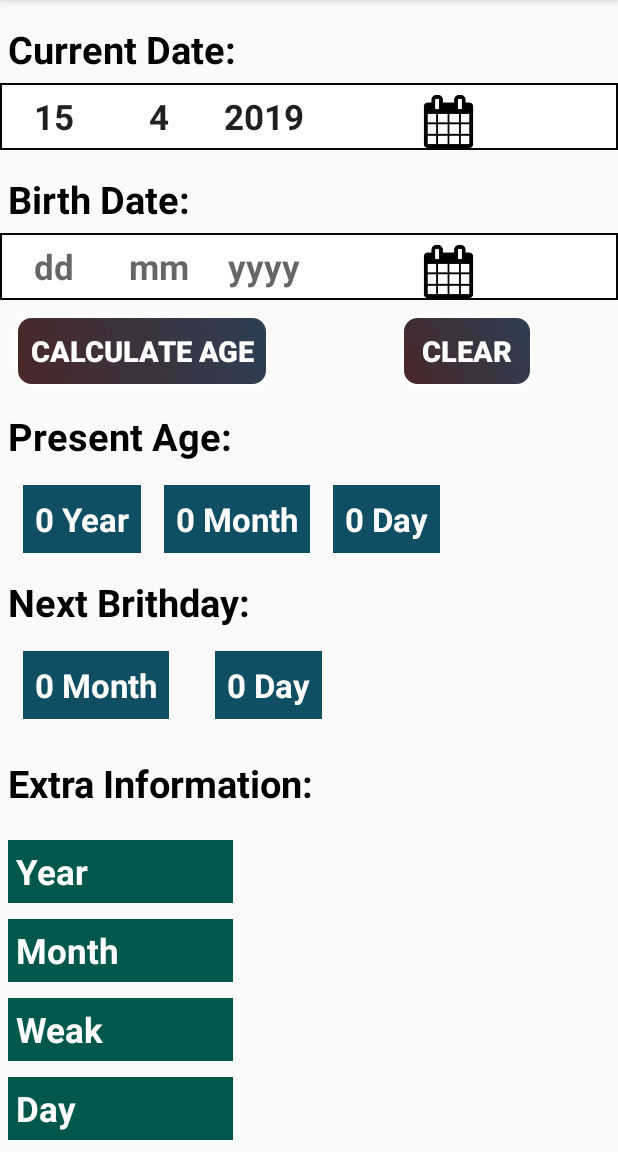
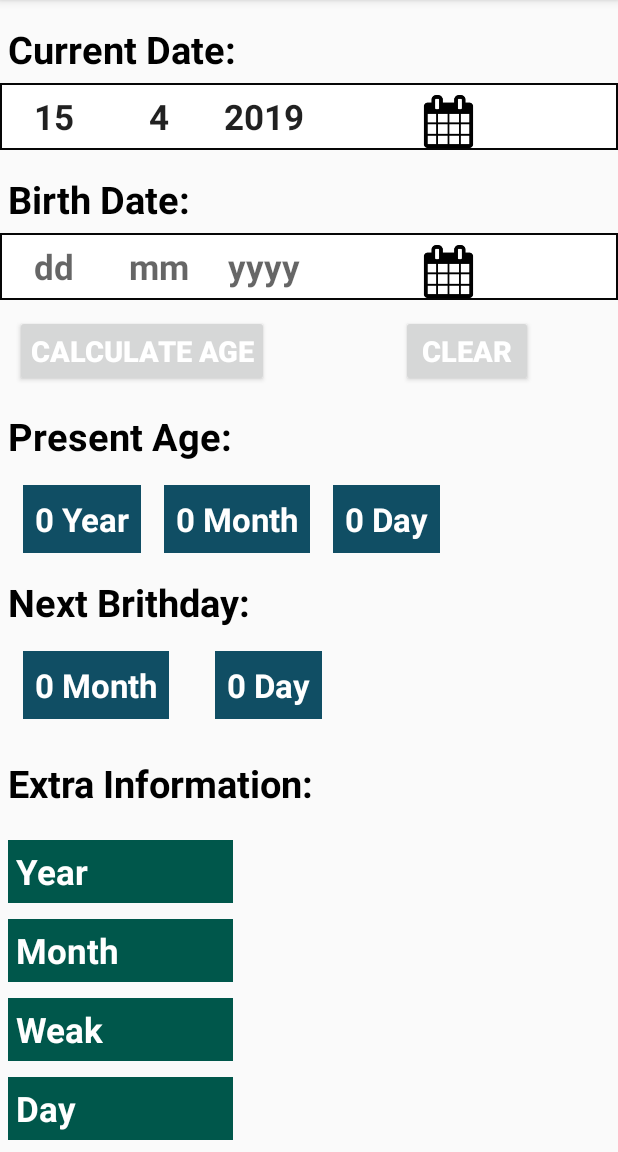
Before and after one commit to Rifatalmamun/AgeCalculator, an Android app: the screen it shows after launch (MainActivity), on a phone screen of 412 x 824 dp, the part 84-1236 px from its top. Run offline under Robolectric (Android 15) with nearby library versions, the phone set to English and light mode, and no system bars.

```diff
--- a/app/src/main/res/layout/activity_main.xml
+++ b/app/src/main/res/layout/activity_main.xml
@@ -146,7 +146,7 @@
             android:textStyle="bold"
             android:textColor="#ffffff"
             android:layout_marginLeft="10dp"
-            android:background="@drawable/buttonshap"
+
             />
         <Button
             android:id="@+id/ClearButton_id"
@@ -158,7 +158,7 @@
             android:textStyle="bold"
             android:textColor="#ffffff"
             android:layout_marginLeft="88dp"
-            android:background="@drawable/buttonshap"/>
+            />
     </LinearLayout>
 
     <LinearLayout
@@ -185,7 +185,7 @@
                 android:id="@+id/YearResultTextView_id"
                 android:layout_width="wrap_content"
                 android:layout_height="wrap_content"
-                android:text="23 Years"
+                android:text="0 Years"
                 android:textSize="22sp"
                 android:textStyle="bold"
                 android:textColor="#ffffff"
@@ -197,7 +197,7 @@
                 android:id="@+id/MonthResultTextView_id"
                 android:layout_width="wrap_content"
                 android:layout_height="wrap_content"
-                android:text="23 Month"
+                android:text="0 Month"
                 android:textSize="22sp"
                 android:textStyle="bold"
                 android:textColor="#ffffff"
@@ -208,7 +208,7 @@
                 android:id="@+id/DayResultTextView_id"
                 android:layout_width="wrap_content"
                 android:layout_height="wrap_content"
-                android:text="23 days"
+                android:text="0 days"
                 android:textSize="22sp"
                 android:textColor="#ffffff"
                 android:textStyle="bold"
@@ -241,7 +241,7 @@
                 android:id="@+id/NextBirthDayMonthResult_id"
                 android:layout_width="wrap_content"
                 android:layout_height="wrap_content"
-                android:text="23 Month"
+                android:text="0 Month"
                 android:textSize="22sp"
                 android:textStyle="bold"
                 android:textColor="#ffffff"
@@ -253,7 +253,7 @@
                 android:id="@+id/NextBirthdayDayResult_id"
                 android:layout_width="wrap_content"
                 android:layout_height="wrap_content"
-                android:text="23 Day"
+                android:text="0 Day"
                 android:textSize="22sp"
                 android:textStyle="bold"
                 android:textColor="#ffffff"
```
Also changed, not shown: app/src/main/java/com/example/rifat/agecalculator/MainActivity.java (+83 -15 lines).
